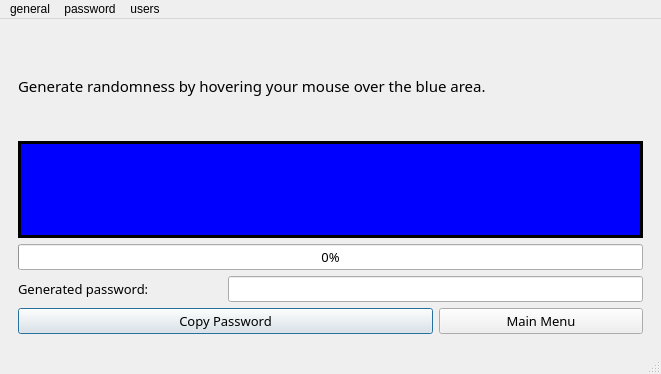
First picture: the form in lightning_pass/gui/static/qt_designer/main.ui, repository lgtm-migrator/lightning-pass, before the edit.
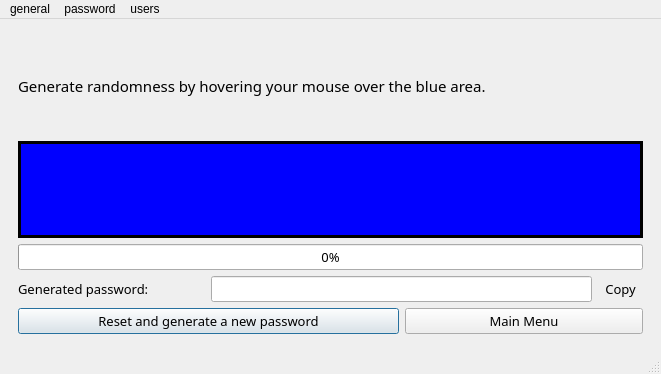
Second picture: the form after the edit. The open tabs and pages were chosen to show the change. Icons and pictures are not drawn.

Patch:
```diff
--- a/lightning_pass/gui/static/qt_designer/main.ui
+++ b/lightning_pass/gui/static/qt_designer/main.ui
@@ -18,7 +18,7 @@
     <bool>true</bool>
    </property>
    <layout class="QGridLayout" name="gridLayout_9">
-    <item row="1" column="0">
+    <item row="0" column="0">
      <widget class="QStackedWidget" name="stacked_widget">
       <property name="sizePolicy">
        <sizepolicy hsizetype="MinimumExpanding" vsizetype="MinimumExpanding">
@@ -27,7 +27,7 @@
        </sizepolicy>
       </property>
       <property name="currentIndex">
-       <number>10</number>
+       <number>8</number>
       </property>
       <widget class="QWidget" name="loading">
        <property name="cursor">
@@ -757,7 +757,7 @@
       </widget>
       <widget class="QWidget" name="generate_pass_phase2">
        <layout class="QGridLayout" name="gridLayout_6">
-        <item row="0" column="0" colspan="3">
+        <item row="0" column="0" colspan="4">
          <widget class="QLabel" name="generate_pass_p2_rnd_lbl">
           <property name="enabled">
            <bool>true</bool>
@@ -773,7 +773,7 @@
           </property>
          </widget>
         </item>
-        <item row="1" column="0" colspan="3">
+        <item row="1" column="0" colspan="4">
          <widget class="QLabel" name="generate_pass_p2_tracking_lbl">
           <property name="enabled">
            <bool>true</bool>
@@ -789,7 +789,7 @@
           </property>
          </widget>
         </item>
-        <item row="2" column="0" colspan="3">
+        <item row="2" column="0" colspan="4">
          <widget class="QProgressBar" name="generate_pass_p2_prgrs_bar">
           <property name="enabled">
            <bool>true</bool>
@@ -840,8 +840,27 @@
           </property>
          </widget>
         </item>
+        <item row="3" column="3">
+         <widget class="QToolButton" name="generate_pass_p2_copy_tool_btn">
+          <property name="font">
+           <font>
+            <family>Segoe UI Light</family>
+            <pointsize>10</pointsize>
+           </font>
+          </property>
+          <property name="text">
+           <string>Copy</string>
+          </property>
+          <property name="toolButtonStyle">
+           <enum>Qt::ToolButtonTextOnly</enum>
+          </property>
+          <property name="autoRaise">
+           <bool>true</bool>
+          </property>
+         </widget>
+        </item>
         <item row="4" column="0" colspan="2">
-         <widget class="QPushButton" name="generate_pass_p2_copy_btn">
+         <widget class="QPushButton" name="generate_pass_p2_reset_btn">
           <property name="font">
            <font>
             <family>Segoe UI Light</family>
@@ -849,7 +868,7 @@
            </font>
           </property>
           <property name="text">
-           <string>Copy Password</string>
+           <string>Reset and generate a new password</string>
           </property>
           <property name="autoDefault">
            <bool>false</bool>
@@ -859,7 +878,7 @@
           </property>
          </widget>
         </item>
-        <item row="4" column="2">
+        <item row="4" column="2" colspan="2">
          <widget class="QPushButton" name="generate_pass_p2_main_btn">
           <property name="font">
            <font>
```
